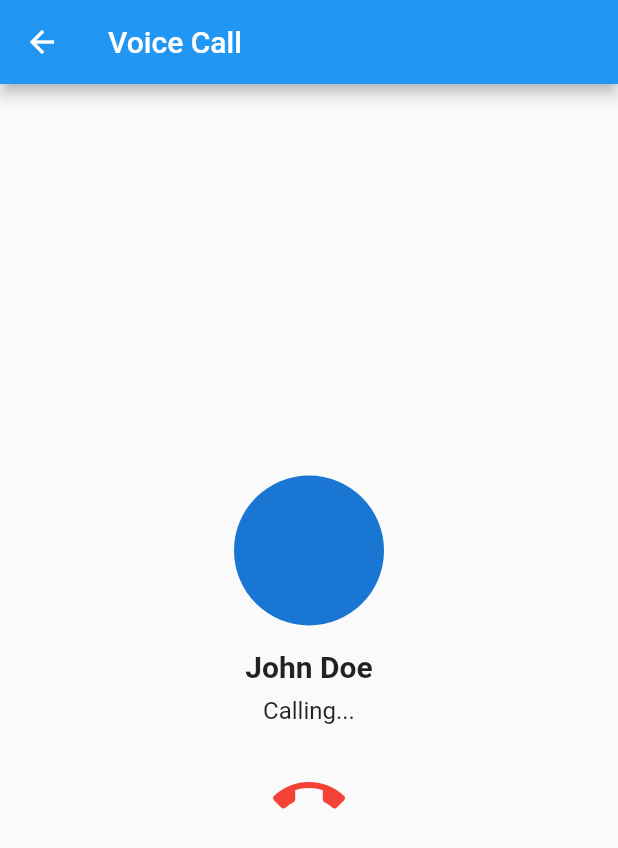
After one commit to Informatika-C/Pentafy-FrontEnd, a Flutter app: the VoiceCallPage screen opened directly, on a phone screen of 412 x 824 dp. The commit adds this screen. Shown: the top 848 px of the screen. Run offline on Flutter 3.47's test engine with Material 2 defaults, Android fonts, the light colour scheme and no system bars; our stand-ins replace google_fonts.

Commit message:
belum fix

```diff
--- a/lib/auth-feature/chatting-feature/chatt.dart
+++ b/lib/auth-feature/chatting-feature/chatt.dart
@@ -1,5 +1,6 @@
 import 'package:flutter/material.dart';
 import 'package:google_fonts/google_fonts.dart';
+import 'widgets/keyboard.dart';
 
 class ChattingApp extends StatelessWidget {
   @override
@@ -508,8 +509,7 @@ class _ChattingPageState extends State<ChattingPage> {
   Widget _buildActionRow(IconData icon) {
     return InkWell(
       onTap: () {
-        // Aksi ketika item di-tap
-        // Contoh: Tampilkan aksi sesuai dengan item yang dipilih
+        T();
       },
       child: Container(
         padding: EdgeInsets.symmetric(vertical: 0, horizontal: 16.0),
--- /dev/null
+++ b/lib/auth-feature/chatting-feature/widgets/call_page.dart
@@ -0,0 +1,46 @@
+import 'package:flutter/material.dart';
+
+class VoiceCallPage extends StatelessWidget {
+  @override
+  Widget build(BuildContext context) {
+    return Scaffold(
+      appBar: AppBar(
+        title: Text('Voice Call'),
+        // Customize your app bar as needed
+      ),
+      body: Center(
+        child: Column(
+          mainAxisAlignment: MainAxisAlignment.center,
+          children: [
+            CircleAvatar(
+              // Add the user's profile picture here
+              radius: 50,
+              // backgroundImage: NetworkImage('URL_OF_PROFILE_PICTURE'),
+            ),
+            SizedBox(height: 16),
+            Text(
+              'John Doe', // Replace with the name of the user you're calling
+              style: TextStyle(fontSize: 20, fontWeight: FontWeight.bold),
+            ),
+            SizedBox(height: 8),
+            Text(
+              'Calling...', // You can change the call status based on the call state
+              style: TextStyle(fontSize: 16),
+            ),
+            SizedBox(height: 16),
+            IconButton(
+              icon: Icon(Icons.call_end),
+              color: Colors.red,
+              iconSize: 48,
+              onPressed: () {
+                // Implement the logic to end the call
+              },
+            ),
+          ],
+        ),
+      ),
+    );
+  }
+}
+
+// Now, you can use this VoiceCallPage widget in your main application code or any other appropriate place.
--- a/lib/auth-feature/chatting-feature/widgets/input.dart
+++ b/lib/auth-feature/chatting-feature/widgets/input.dart
@@ -1,6 +1,5 @@
 import 'package:flutter/material.dart';
 import 'overlay.dart';
-// import 'keyboard.dart';
 
 class MessageInputWidget extends StatefulWidget {
   final Function(String) onSendMessage;
@@ -41,9 +40,8 @@ class _MessageInputWidgetState extends State<MessageInputWidget> {
             ),
           ),
           IconButton(
-            icon: Icon(Icons.emoji_emotions),
+            icon: Icon(Icons.file_open),
             onPressed: () {
-              // EmojiPickerWidget();
             },
           ),
           IconButton(
--- a/lib/auth-feature/chatting-feature/widgets/menu.dart
+++ b/lib/auth-feature/chatting-feature/widgets/menu.dart
@@ -4,7 +4,7 @@ class HamburgerMenuWidget extends StatelessWidget {
   @override
   Widget build(BuildContext context) {
     return IconButton(
-      icon: Icon(Icons.menu),
+      icon: Icon(Icons.more_vert),
       onPressed: () {
         _openPopupMenu(context);
       },
--- a/pubspec.yaml
+++ b/pubspec.yaml
@@ -30,11 +30,13 @@ environment:
 dependencies:
   cupertino_icons: ^1.0.2
   emoji_picker_flutter: ^1.6.1
+  file_picker: ^5.3.2
   flutter:
     sdk: flutter
   flutter_custom_clippers: ^2.1.0
   get: null
   google_fonts: ^5.1.0
+  image_picker: ^1.0.1
   intl: ^0.18.1
   url_launcher: ^6.1.12
 
```
Also changed, not shown: lib/auth-feature/chatting-feature/widgets/bubble.dart (+39 -6 lines), lib/auth-feature/chatting-feature/widgets/keyboard.dart (+106 -0 lines), lib/auth-feature/chatting-feature/widgets/overlay.dart (+43 -16 lines), pubspec.lock, 5 other files.
